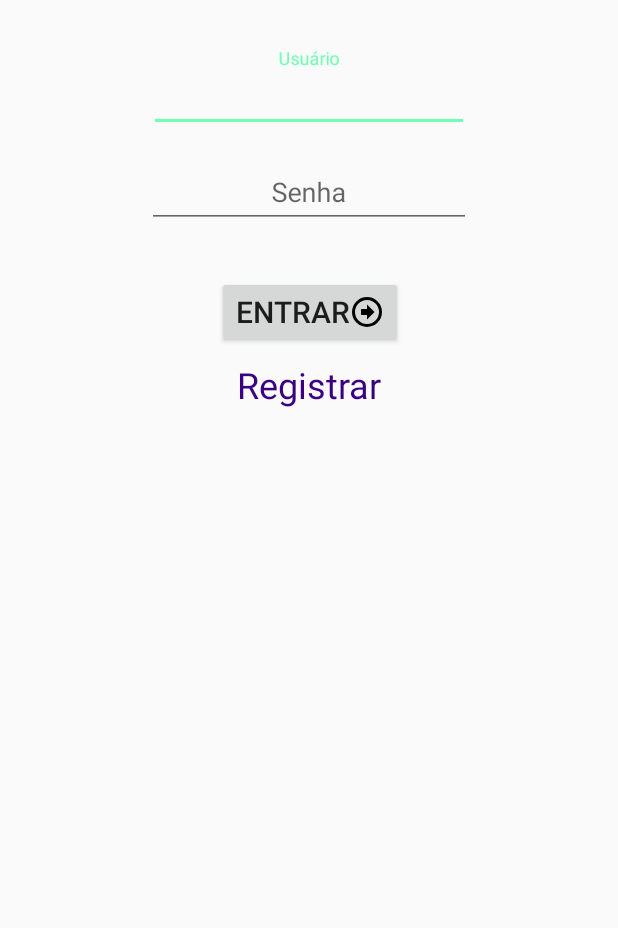
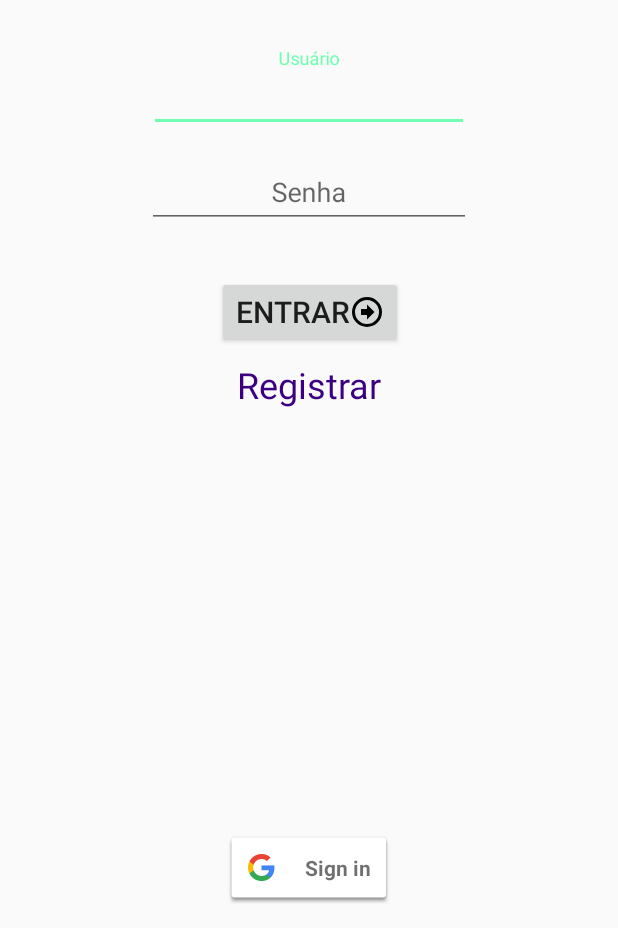
Before and after one commit to dsgeverton/Relp, an Android app: the screen it shows after launch (LoginActivity), on a phone screen of 412 x 824 dp, the part 308-1236 px from its top. Run offline under Robolectric (Android 15) with nearby library versions, the phone set to English and light mode, and no system bars; libraries missing offline, so code that uses them is left out: io.realm; Roboto replaces fonts that are not available here; 7 statements that could not run were skipped.

Commit message:
Incluindo botao do Google sign in

```diff
--- a/app/src/main/res/layout/activity_login.xml
+++ b/app/src/main/res/layout/activity_login.xml
@@ -103,4 +103,15 @@
         app:layout_constraintStart_toStartOf="parent"
         app:layout_constraintTop_toBottomOf="@+id/buttonEntrar" />
 
+    <com.google.android.gms.common.SignInButton
+        android:id="@+id/sign_in_button"
+        android:layout_width="wrap_content"
+        android:layout_height="wrap_content"
+        android:layout_marginBottom="16dp"
+        app:layout_constraintBottom_toBottomOf="parent"
+        app:layout_constraintEnd_toEndOf="parent"
+        app:layout_constraintHorizontal_bias="0.501"
+        app:layout_constraintStart_toStartOf="parent" />
+
+
 </android.support.constraint.ConstraintLayout>
```
